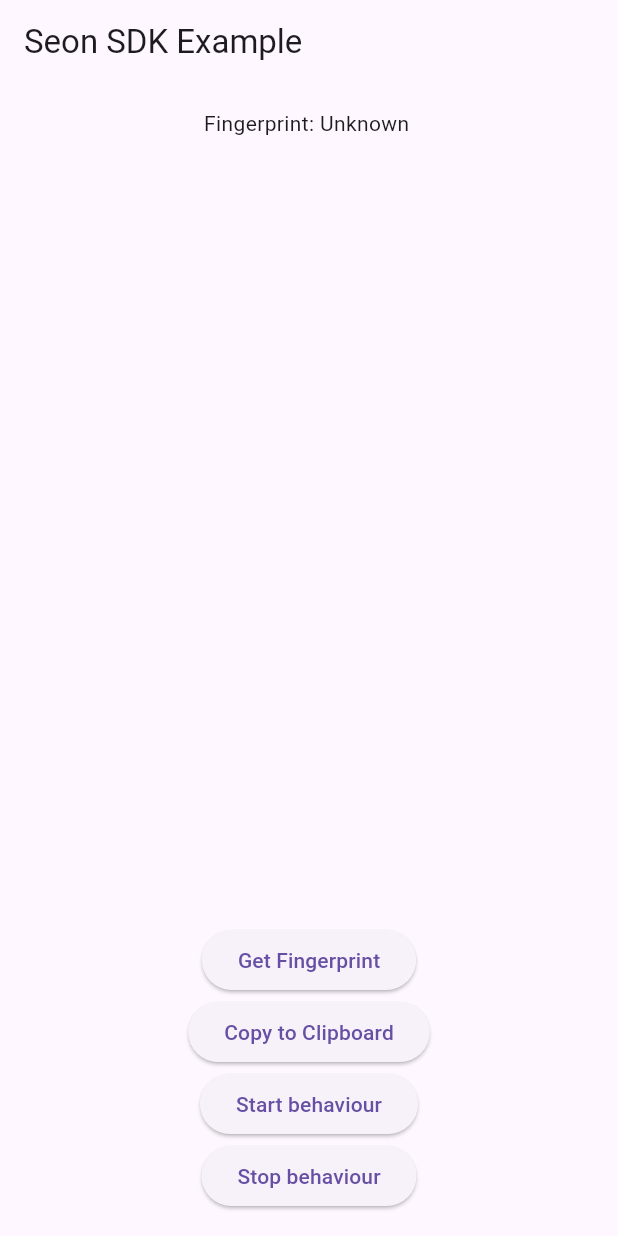
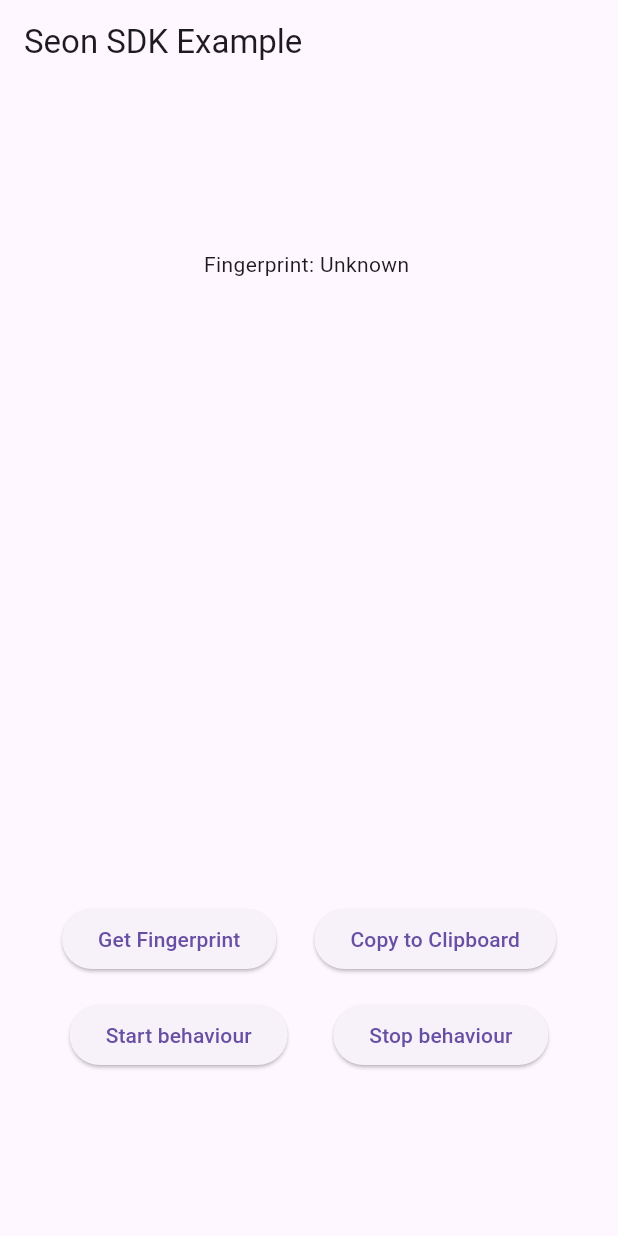
Before and after one commit to seontechnologies/seon-sdk-flutter-plugin, a Flutter app: the screen it shows after launch, on a phone screen of 412 x 824 dp. Run offline on Flutter 3.47's test engine with Material 3 defaults, Android fonts, the phone set to English and light mode, and no system bars; our stand-ins replace plugin_platform_interface.

Commit message:
DEF-2451 Update native SDK versions and optimize sample app UI for devices with smaller displays

```diff
--- a/example/lib/main.dart
+++ b/example/lib/main.dart
@@ -91,6 +91,8 @@ class _MyAppState extends State<MyApp> {
 
  @override
 Widget build(BuildContext context) {
+  final screenHeight = MediaQuery.of(context).size.height;
+
   return MaterialApp(
     home: Scaffold(
       appBar: AppBar(
@@ -100,9 +102,11 @@ class _MyAppState extends State<MyApp> {
         child: Padding(
           padding: const EdgeInsets.all(16.0),
           child: Column(
+            mainAxisSize: MainAxisSize.min,
             mainAxisAlignment: MainAxisAlignment.center,
             children: <Widget>[
-                Expanded(
+              SizedBox(
+                height: screenHeight * 0.5, // Limit to 50% of screen height
                 child: SingleChildScrollView(
                   child: SelectableText(
                     'Fingerprint: $_fingerprint\n',
@@ -110,6 +114,10 @@ class _MyAppState extends State<MyApp> {
                   ),
                 ),
               ),
+              const SizedBox(height: 24),
+              Row(
+                mainAxisAlignment: MainAxisAlignment.spaceEvenly,
+                children: [
                   ElevatedButton(
                     onPressed: getFingerprint,
                     child: const Text('Get Fingerprint'),
@@ -118,6 +126,12 @@ class _MyAppState extends State<MyApp> {
                     onPressed: () => copyToClipboard(_fingerprint),
                     child: const Text('Copy to Clipboard'),
                   ),
+                ],
+              ),
+              const SizedBox(height: 16),
+              Row(
+                mainAxisAlignment: MainAxisAlignment.spaceEvenly,
+                children: [
                   ElevatedButton(
                     onPressed: startBehaviourMonitoring,
                     child: const Text('Start behaviour'),
@@ -128,6 +142,8 @@ class _MyAppState extends State<MyApp> {
                   ),
                 ],
               ),
+            ],
+          ),
         ),
       ),
     ),
```
Also changed, not shown: example/pubspec.lock, 7 other files. Lines whose indentation alone changed are shown as unchanged.
